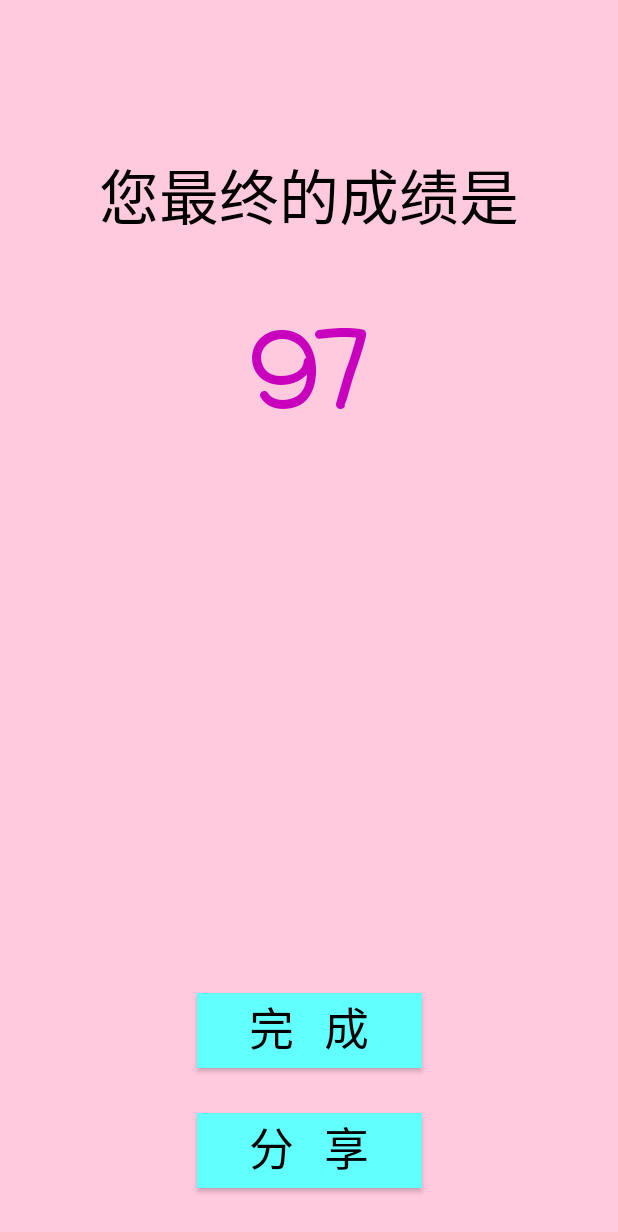
After one commit to SherlockHolmes221/TensorflowTest, an Android app: the ScoreActivity screen opened directly, with no data from a screen before it, on a phone screen of 412 x 824 dp. The commit adds this screen. Shown: the top 1232 px of the screen. Run offline under Robolectric (Android 15) with nearby library versions, the phone set to English and light mode, and no system bars.

Commit message:
score_page

```diff
--- a/app/src/main/AndroidManifest.xml
+++ b/app/src/main/AndroidManifest.xml
@@ -32,6 +32,8 @@
             android:screenOrientation="portrait"
             android:launchMode="singleTask"/>
 
+        <activity android:name=".activity.ScoreActivity"/>
+
         <provider
                 android:name="android.support.v4.content.FileProvider"
                 android:authorities="gdut.bsx.tensorflowtraining.fileprovider"
--- a/app/src/main/java/gdut/bsx/tensorflowtraining/activity/BeginActivity.java
+++ b/app/src/main/java/gdut/bsx/tensorflowtraining/activity/BeginActivity.java
@@ -28,6 +28,15 @@ public class BeginActivity extends AppCompatActivity{
                 startActivity(new Intent(BeginActivity.this,CameraActivity.class));
             }
         });
+
+
+        findViewById(R.id.act_begin_start).setOnLongClickListener(new View.OnLongClickListener() {
+            @Override
+            public boolean onLongClick(View v) {
+                startActivity(new Intent(BeginActivity.this,ScoreActivity.class));
+                return true;
+            }
+        });
     }
 
 
--- /dev/null
+++ b/app/src/main/java/gdut/bsx/tensorflowtraining/activity/ScoreActivity.java
@@ -0,0 +1,32 @@
+package gdut.bsx.tensorflowtraining.activity;
+
+import android.content.Intent;
+import android.os.Bundle;
+import android.support.annotation.Nullable;
+import android.support.v7.app.AppCompatActivity;
+import android.view.View;
+
+import gdut.bsx.tensorflowtraining.R;
+
+public class ScoreActivity extends AppCompatActivity{
+
+    @Override
+    protected void onCreate(@Nullable Bundle savedInstanceState) {
+        super.onCreate(savedInstanceState);
+
+        setContentView(R.layout.activity_score);
+
+        initEvent();
+    }
+
+    private void initEvent() {
+
+        findViewById(R.id.act_score_finish).setOnClickListener(new View.OnClickListener() {
+            @Override
+            public void onClick(View v) {
+                startActivity(new Intent(ScoreActivity.this,BeginActivity.class));
+                finish();
+            }
+        });
+    }
+}
--- /dev/null
+++ b/app/src/main/res/drawable/corner_y.xml
@@ -0,0 +1,5 @@
+<?xml version="1.0" encoding="utf-8"?>
+<shape xmlns:android="http://schemas.android.com/apk/res/android">
+    <solid android:color="#d2f33d"/>
+    <corners android:radius="15dip"/>
+</shape>
--- a/app/src/main/res/layout/activity_begin.xml
+++ b/app/src/main/res/layout/activity_begin.xml
@@ -71,11 +71,13 @@
         app:layout_constraintTop_toBottomOf="@+id/roundImageViewByXfermode3" />
 
     <Button
+        android:textSize="30dp"
+        android:background="@drawable/corner_y"
         android:textStyle="bold"
         android:fontFamily="casual"
         android:textAllCaps="false"
         android:id="@+id/act_begin_start"
-        android:layout_width="wrap_content"
+        android:layout_width="150dp"
         android:layout_height="wrap_content"
         android:layout_marginBottom="32dp"
         android:text="Start"
--- /dev/null
+++ b/app/src/main/res/layout/activity_score.xml
@@ -0,0 +1,66 @@
+<?xml version="1.0" encoding="utf-8"?>
+<android.support.constraint.ConstraintLayout xmlns:app="http://schemas.android.com/apk/res-auto"
+    xmlns:tools="http://schemas.android.com/tools"
+    android:background="#ffcadd"
+    xmlns:android="http://schemas.android.com/apk/res/android" android:layout_width="match_parent"
+    android:layout_height="match_parent">
+
+    <TextView
+        android:fontFamily="monospace"
+        android:textColor="#000000"
+        android:textSize="40dp"
+        android:id="@+id/textView4"
+        android:layout_width="wrap_content"
+        android:layout_height="wrap_content"
+        android:layout_marginTop="100dp"
+        android:text="您最终的成绩是"
+        app:layout_constraintEnd_toEndOf="parent"
+        app:layout_constraintStart_toStartOf="parent"
+        app:layout_constraintTop_toTopOf="parent" />
+
+    <TextView
+        android:textStyle="bold"
+        android:textColor="#c800be"
+        android:fontFamily="casual"
+        android:textSize="70dp"
+        android:id="@+id/act_score_score"
+        android:layout_width="wrap_content"
+        android:layout_height="wrap_content"
+        android:layout_marginTop="200dp"
+        android:text="97"
+        app:layout_constraintEnd_toEndOf="parent"
+        app:layout_constraintStart_toStartOf="parent"
+        app:layout_constraintTop_toTopOf="parent" />
+
+
+    <Button
+        android:textColor="#000000"
+        android:textSize="30dp"
+        android:background="#61fffe"
+        android:fontFamily="casual"
+        android:textAllCaps="false"
+        android:id="@+id/act_score_finish"
+        android:layout_width="150dp"
+        android:layout_height="wrap_content"
+        android:layout_marginBottom="80dp"
+        android:text="完  成"
+        app:layout_constraintBottom_toBottomOf="@id/act_score_share"
+        app:layout_constraintEnd_toEndOf="parent"
+        app:layout_constraintStart_toStartOf="parent" />
+
+    <Button
+        android:textColor="#000000"
+        android:textSize="30dp"
+        android:background="#61fffe"
+        android:fontFamily="casual"
+        android:textAllCaps="false"
+        android:id="@+id/act_score_share"
+        android:layout_width="150dp"
+        android:layout_height="wrap_content"
+        android:layout_marginBottom="32dp"
+        android:text="分  享"
+        app:layout_constraintBottom_toBottomOf="parent"
+        app:layout_constraintEnd_toEndOf="parent"
+        app:layout_constraintStart_toStartOf="parent" />
+
+</android.support.constraint.ConstraintLayout>
```
